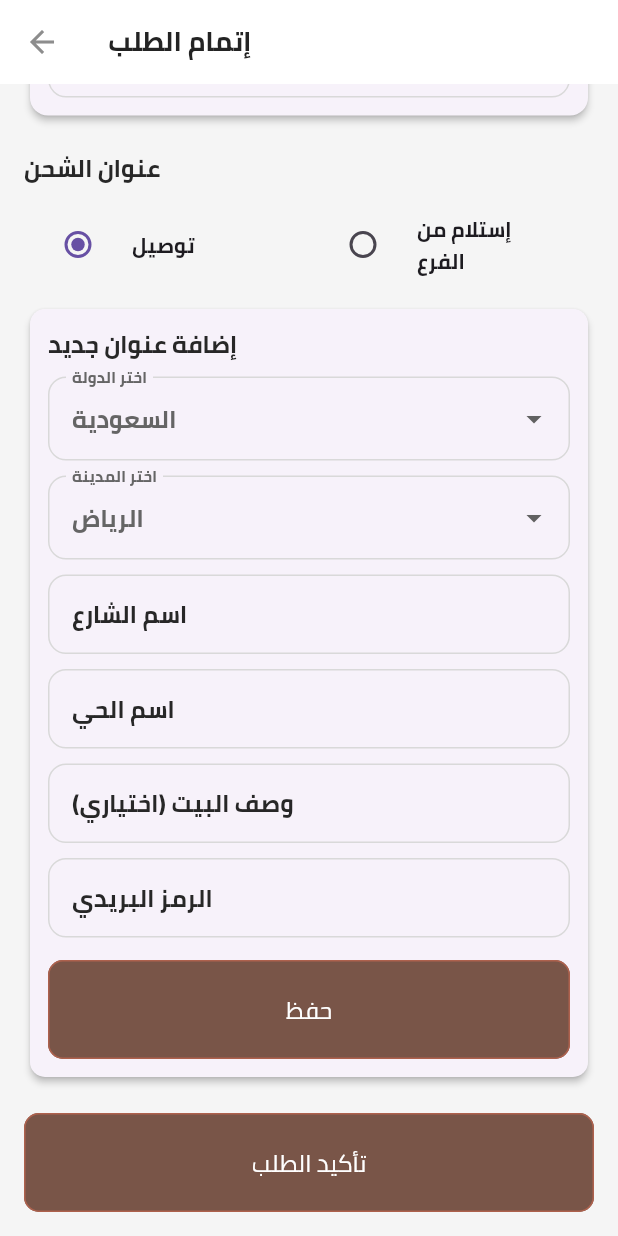
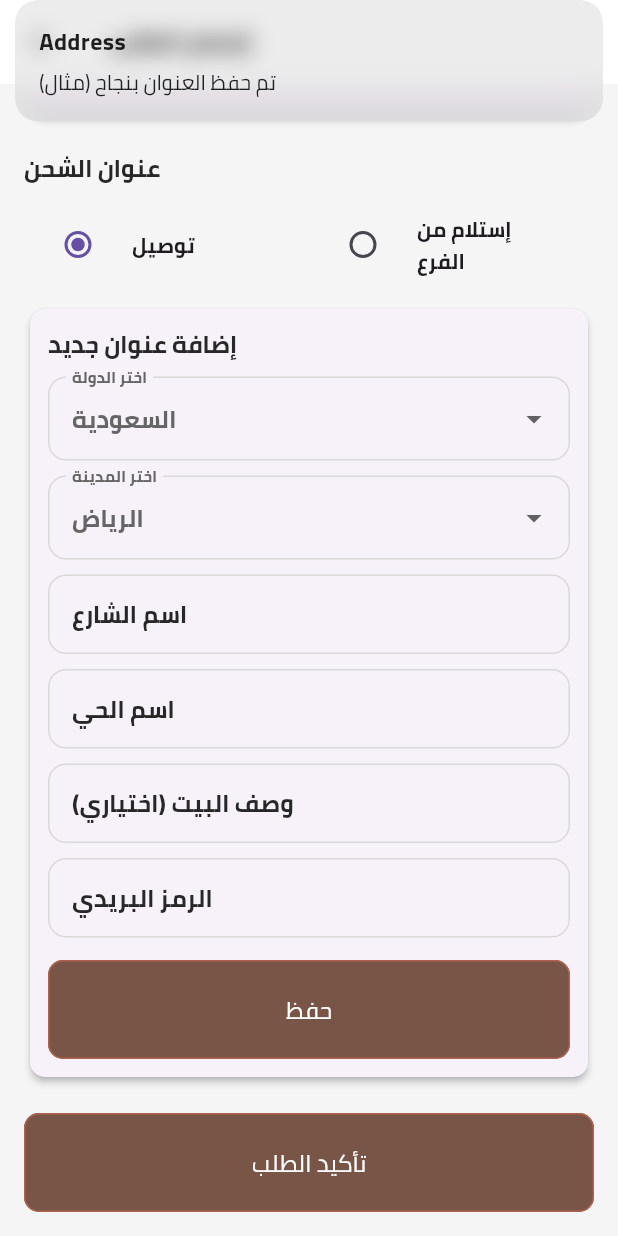
Before and after one commit to Hisham-Elyas/floweres_app, a Flutter app: the CheckoutScreen screen opened directly, scrolled down 146 dp, after a tap on "حفظ", on a phone screen of 412 x 824 dp. Run offline on Flutter 3.47's test engine with Material 3 defaults, Android fonts, the phone set to English and light mode, and no system bars; our stand-ins replace cached_network_image, carousel_slider, cloud_firestore, connectivity_plus, dots_indicator, firebase_auth and 8 more; missing offline and left inert: dart:html; accounts and stored records are empty; network calls fail.

Commit message:
Refactor authentication logic: replace AuthController with ProfileController, add user info handling in UserRepo, and implement profile management features.

```diff
--- a/lib/data/repositories/auth/user_repo.dart
+++ b/lib/data/repositories/auth/user_repo.dart
@@ -8,15 +8,33 @@ import '../../../utils/exceptions/firebase_auth_exceptions.dart';
 import '../../../utils/exceptions/firebase_exceptions.dart';
 import '../../../utils/exceptions/format_exceptions.dart';
 import '../../../utils/exceptions/platform_exceptions.dart';
+import '../../../utils/local_storage/storage_utility.dart';
 import 'auth_repo.dart';
 
 class UserRepo extends GetxController {
   static UserRepo get instance => Get.find();
   final FirebaseFirestore _db = FirebaseFirestore.instance;
+  final _storage = HLocalStorage.instance();
+  void removeUserInfo() {
+    _storage.removeData('USER_INFO');
+  }
+
+  void saveUserInfo({required UserModel user}) {
+    _storage.writeData<Map<String, dynamic>>('USER_INFO', user.toJson());
+  }
+
+  UserModel? loadUserInfo() {
+    Map<String, dynamic>? storedUserInfo = _storage.readData('USER_INFO');
+    if (storedUserInfo != null) {
+      return UserModel.fromJson(storedUserInfo);
+    }
+    return null;
+  }
 
   Future<void> createUser({required UserModel user}) async {
     try {
       await _db.collection("Users").doc(user.id).set(user.toMap());
+      saveUserInfo(user: user);
     } on FirebaseAuthException catch (e) {
       throw HFirebaseAuthException(e.code).message;
     } on FirebaseException catch (e) {
@@ -36,7 +54,9 @@ class UserRepo extends GetxController {
           .collection("Users")
           .doc(AuthRepo.instance.authUser!.uid)
           .get();
-      return UserModel.fromSnapshot(docSnapshot);
+      final user = UserModel.fromSnapshot(docSnapshot);
+      saveUserInfo(user: user);
+      return user;
     } on FirebaseAuthException catch (e) {
       throw HFirebaseAuthException(e.code).message;
     } on FirebaseException catch (e) {
--- a/lib/futures/auth/controller/auth_controller.dart
+++ b/lib/futures/auth/controller/profile_controller.dart
@@ -9,16 +9,20 @@ import '../../shop/model/user_model.dart';
 import '../widget/login_widget.dart';
 import '../widget/profile_content.dart';
 
-class AuthController extends GetxController {
-  static AuthController get instance => Get.find();
+class ProfileController extends GetxController {
+  static ProfileController get instance => Get.find();
   final isLoading = false.obs;
   Rx<UserModel> user = UserModel.empty().obs;
+  @override
+  void onInit() {
+    _loadUserInfo();
+    super.onInit();
+  }
 
   openProfile() async {
     if (AuthRepo.instance.isAuthenticated) {
       ///  open Profile
       HBottomSheet.openBottomSheet(child: const ProfileContent());
-      await fetchUserDetails();
     } else {
       ///  open Login
       HBottomSheet.openBottomSheet(
@@ -28,7 +32,17 @@ class AuthController extends GetxController {
     }
   }
 
-  fetchUserDetails() async {
+  _loadUserInfo() {
+    final userRepo = Get.put(UserRepo());
+    UserModel? saveUser = userRepo.loadUserInfo();
+    if (saveUser == null) {
+      _fetchUserDetails();
+    } else {
+      user.value = saveUser;
+    }
+  }
+
+  _fetchUserDetails() async {
     try {
       isLoading.value = true;
       final isConnected = await NetworkManager.instance.isConnected();
@@ -48,6 +62,8 @@ class AuthController extends GetxController {
   signOut() async {
     try {
       await AuthRepo.instance.signOut();
+      final userRepo = Get.put(UserRepo());
+      userRepo.removeUserInfo();
       Get.back();
     } catch (e) {
       HLoaders.errorSnackBar(title: 'Oh Snap', message: e.toString());
--- a/lib/futures/auth/widget/profile_content.dart
+++ b/lib/futures/auth/widget/profile_content.dart
@@ -3,14 +3,14 @@ import 'package:flutter/material.dart';
 import 'package:get/get.dart';
 import 'package:iconsax/iconsax.dart';
 
-import '../controller/auth_controller.dart';
+import '../controller/profile_controller.dart';
 
 class ProfileContent extends StatelessWidget {
   const ProfileContent({super.key});
 
   @override
   Widget build(BuildContext context) {
-    final authController = Get.put(AuthController());
+    final authController = Get.put(ProfileController());
     return Padding(
       padding: const EdgeInsets.all(16),
       child: Column(
--- a/lib/futures/shop/controller/cart/checkout_controller.dart
+++ b/lib/futures/shop/controller/cart/checkout_controller.dart
@@ -12,11 +12,21 @@ class CheckoutController extends GetxController {
   var selectedCity = "الرياض".obs;
   var selectedDeliveryMethod = 1.obs; // 1: Home Delivery, 2: Branch Pickup
 
+  /// Fake apply coupon logic
   void applyCoupon() {
-    // Add logic to apply the coupon
+    // Add your coupon logic here
+    Get.snackbar("Coupon", "تم تطبيق الكوبون بنجاح (مثال)");
   }
 
+  /// Fake confirm order logic
   void confirmOrder() {
-    // Add logic to confirm the order
+    // Add your order confirmation logic here
+    Get.snackbar("Order", "تم تأكيد الطلب بنجاح (مثال)");
+  }
+
+  /// Save address logic
+  void saveAddress() {
+    // Save address to user profile or any backend
+    Get.snackbar("Address", "تم حفظ العنوان بنجاح (مثال)");
   }
 }
--- a/lib/futures/shop/screen/home/cart/checkout_screen.dart
+++ b/lib/futures/shop/screen/home/cart/checkout_screen.dart
@@ -4,7 +4,7 @@ import 'package:get/get.dart';
 import 'package:iconsax/iconsax.dart';
 
 import '../../../../../app_coloer.dart';
-import '../../../../auth/controller/auth_controller.dart';
+import '../../../../auth/controller/profile_controller.dart';
 import '../../../controller/cart/cart_controller.dart';
 import '../../../controller/cart/checkout_controller.dart';
 
@@ -26,7 +26,7 @@ class CheckoutScreen extends StatelessWidget {
             Row(
               children: [
                 Text(
-                  Get.put(AuthController()).user.value.fullName,
+                  Get.put(ProfileController()).user.value.fullName,
                   style: const TextStyle(
                       fontSize: 18, fontWeight: FontWeight.bold),
                 ),
@@ -115,7 +115,7 @@ class CheckoutScreen extends StatelessWidget {
             // Address Form (Only if Home Delivery is selected)
             Obx(() => controller.selectedDeliveryMethod.value == 1
                 ? _buildAddressForm(controller)
-                : Container()),
+                : _buildBranchDetails()),
 
             const SizedBox(height: 20),
 
@@ -128,6 +128,28 @@ class CheckoutScreen extends StatelessWidget {
                 child: const Text("تأكيد الطلب",
                     style: TextStyle(fontSize: 16, color: Colors.white)),
               ),
+            ),
+          ],
+        ),
+      ),
+    );
+  }
+
+  Widget _buildBranchDetails() {
+    return Card(
+      elevation: 2,
+      child: Padding(
+        padding: const EdgeInsets.all(12),
+        child: Column(
+          children: [
+            const ListTile(
+              leading: Icon(Iconsax.shop),
+              title: Text("فرع الرياض"),
+              subtitle: Text("مدة التجهيز: 2 ساعة\nالعنوان: KKKKKKKKKKKKKK"),
+            ),
+            TextButton(
+              onPressed: () {},
+              child: const Text("تغيير الفرع"),
             ),
           ],
         ),
@@ -213,7 +235,9 @@ class CheckoutScreen extends StatelessWidget {
             SizedBox(
               width: double.infinity,
               child: ElevatedButton(
-                onPressed: () {}, // Save address logic
+                onPressed: () {
+                  controller.saveAddress();
+                }, // Save address logic
                 style: ElevatedButton.styleFrom(backgroundColor: Colors.brown),
                 child: const Text("حفظ", style: TextStyle(color: Colors.white)),
               ),
--- a/lib/futures/shop/screen/widget/app_bar.dart
+++ b/lib/futures/shop/screen/widget/app_bar.dart
@@ -7,7 +7,7 @@ import 'package:skeletonizer/skeletonizer.dart';
 
 import '../../../../routes/routes.dart';
 import '../../../../utils/device/device_utility.dart';
-import '../../../auth/controller/auth_controller.dart';
+import '../../../auth/controller/profile_controller.dart';
 import '../../controller/cart/cart_controller.dart';
 
 class MyAppBar extends StatelessWidget implements PreferredSizeWidget {
@@ -34,7 +34,7 @@ class MyAppBar extends StatelessWidget implements PreferredSizeWidget {
         SizedBox(width: 5.w),
         IconButton(
           onPressed: () {
-            final controler = Get.put(AuthController());
+            final controler = Get.put(ProfileController());
             controler.openProfile();
           },
           icon: Icon(Icons.person_2_outlined,
```
Also changed, not shown: lib/futures/auth/controller/sign_up_controller.dart (+5 -5 lines), lib/futures/shop/model/user_model.dart (+31 -0 lines).
